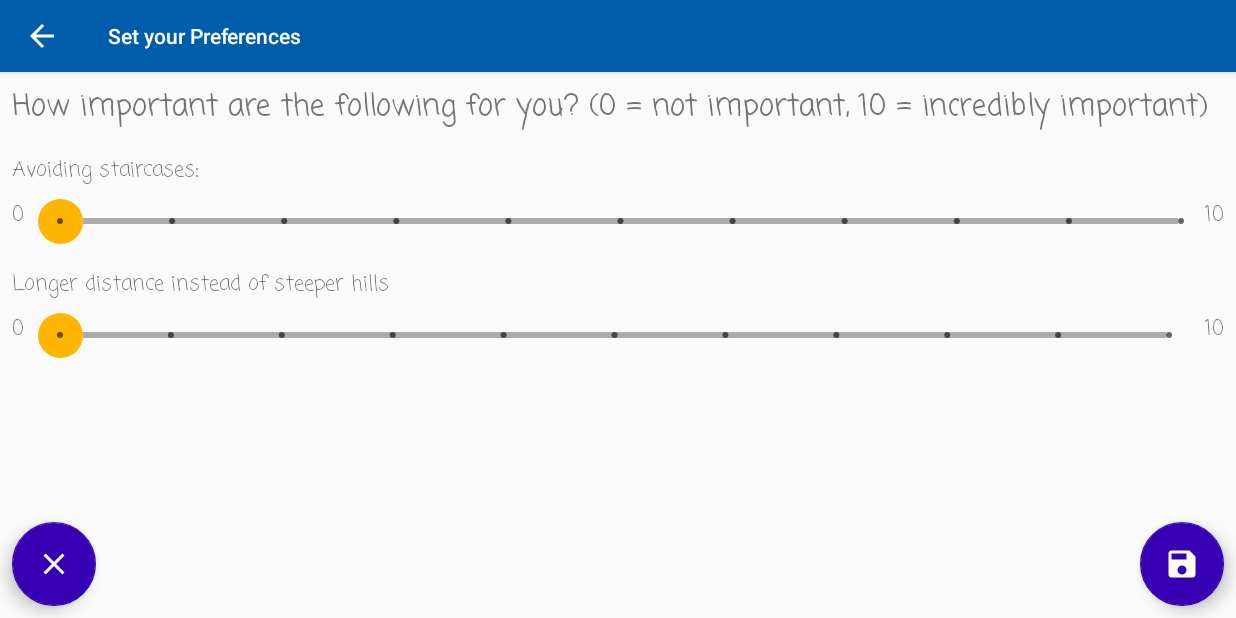
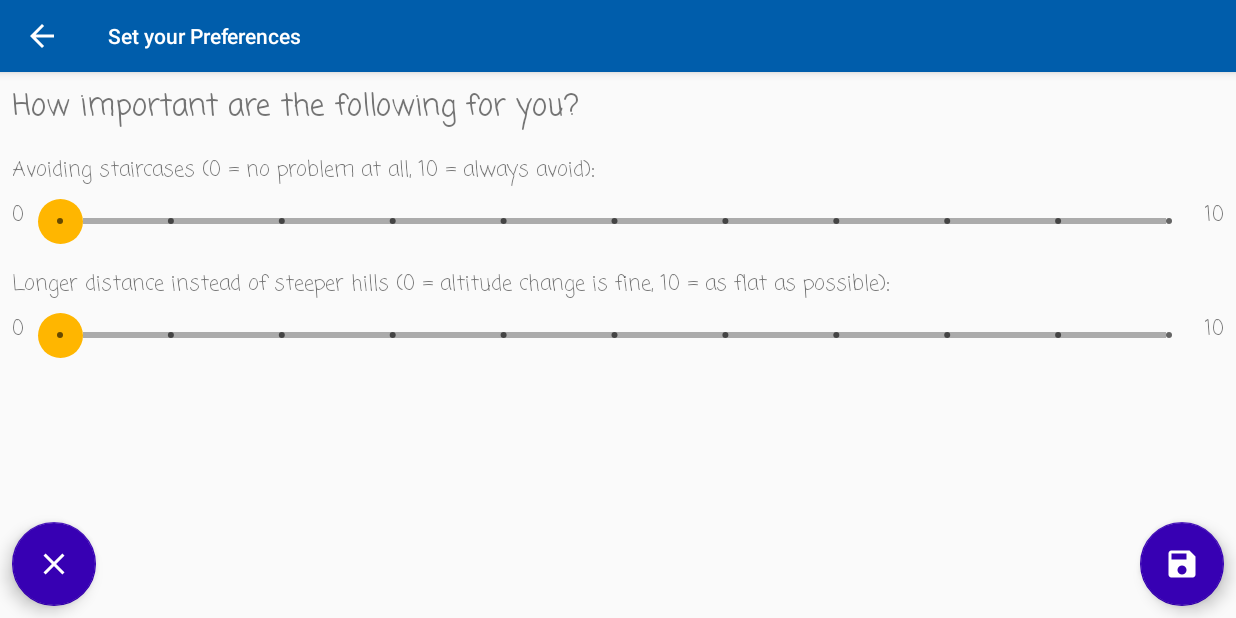
Before and after one commit to trr204/AccessStreatham, an Android app: the Preferences screen opened directly, with no data from a screen before it, on a phone screen of 824 x 412 dp (held sideways). Run offline under Robolectric (Android 15) with nearby library versions, the phone set to English and light mode, and no system bars; network calls fail.

```diff
--- a/app/src/main/res/layout/activity_preferences.xml
+++ b/app/src/main/res/layout/activity_preferences.xml
@@ -65,7 +65,7 @@
         android:layout_marginTop="16dp"
         android:layout_marginEnd="8dp"
         android:fontFamily="casual"
-        android:text="Longer distance instead of steeper hills"
+        android:text="Longer distance instead of steeper hills (0 = altitude change is fine, 10 = as flat as possible):"
         android:textSize="14dp"
         app:layout_constraintEnd_toEndOf="parent"
         app:layout_constraintStart_toStartOf="parent"
@@ -78,6 +78,7 @@
         android:layout_height="wrap_content"
         android:layout_marginStart="8dp"
         android:layout_marginTop="8dp"
+        android:layout_marginEnd="8dp"
         android:max="10"
         android:maxHeight="20dp"
         android:minHeight="20dp"
@@ -85,7 +86,6 @@
         android:progressDrawable="@drawable/seek_bar"
         android:thumb="@drawable/seek_thumb"
         app:layout_constraintEnd_toStartOf="@+id/textView9"
-        app:layout_constraintHorizontal_bias="1.0"
         app:layout_constraintStart_toEndOf="@+id/textView8"
         app:layout_constraintTop_toBottomOf="@+id/textView6" />
 
@@ -97,7 +97,7 @@
         android:layout_marginTop="8dp"
         android:layout_marginEnd="8dp"
         android:fontFamily="casual"
-        android:text="How important are the following for you? (0 = not important, 10 = incredibly important)"
+        android:text="How important are the following for you?"
         android:textSize="20dp"
         app:layout_constraintEnd_toEndOf="parent"
         app:layout_constraintStart_toStartOf="parent"
@@ -111,7 +111,7 @@
         android:layout_marginTop="16dp"
         android:layout_marginEnd="8dp"
         android:fontFamily="casual"
-        android:text="Avoiding staircases:"
+        android:text="Avoiding staircases (0 = no problem at all, 10 = always avoid):"
         android:textSize="14dp"
         app:layout_constraintEnd_toEndOf="parent"
         app:layout_constraintHorizontal_bias="0.555"
```
Also changed, not shown: app/src/main/java/exeter/project/tobyreeve/execcessibility/Graph.java (+6 -6 lines).
